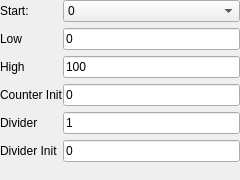
This is ui/patterns/pulsepattern.ui in analogdevicesinc/scopy as Qt 5 draws it before an edit. The edited form follows.
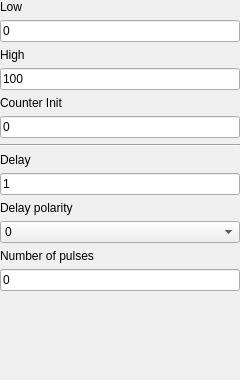
This is the edited form.

What changed in the file:
```diff
--- a/ui/patterns/pulsepattern.ui
+++ b/ui/patterns/pulsepattern.ui
@@ -7,19 +7,13 @@
     <x>0</x>
     <y>0</y>
     <width>240</width>
-    <height>180</height>
+    <height>380</height>
    </rect>
   </property>
   <property name="windowTitle">
    <string>Form</string>
   </property>
-  <layout class="QFormLayout" name="formLayout">
-   <property name="horizontalSpacing">
-    <number>0</number>
-   </property>
-   <property name="verticalSpacing">
-    <number>6</number>
-   </property>
+  <layout class="QVBoxLayout" name="verticalLayout">
    <property name="leftMargin">
     <number>0</number>
    </property>
@@ -32,98 +26,108 @@
    <property name="bottomMargin">
     <number>0</number>
    </property>
-   <item row="0" column="0">
-    <widget class="QLabel" name="label">
-     <property name="text">
-      <string>Start:</string>
-     </property>
-    </widget>
+   <item>
+    <layout class="QVBoxLayout" name="verticalLayout_2"/>
    </item>
-   <item row="0" column="1">
-    <widget class="QComboBox" name="start_CB">
-     <item>
-      <property name="text">
-       <string>0</string>
-      </property>
-     </item>
-     <item>
-      <property name="text">
-       <string>1</string>
-      </property>
-     </item>
-    </widget>
-   </item>
-   <item row="1" column="0">
+   <item>
     <widget class="QLabel" name="label_2">
      <property name="text">
       <string>Low</string>
      </property>
     </widget>
    </item>
-   <item row="2" column="0">
+   <item>
+    <widget class="QLineEdit" name="low_LE">
+     <property name="text">
+      <string>0</string>
+     </property>
+    </widget>
+   </item>
+   <item>
     <widget class="QLabel" name="label_3">
      <property name="text">
       <string>High</string>
      </property>
     </widget>
    </item>
-   <item row="3" column="0">
-    <widget class="QLabel" name="label_4">
-     <property name="text">
-      <string>Counter Init</string>
-     </property>
-    </widget>
-   </item>
-   <item row="4" column="0">
-    <widget class="QLabel" name="label_5">
-     <property name="text">
-      <string>Divider</string>
-     </property>
-    </widget>
-   </item>
-   <item row="5" column="0">
-    <widget class="QLabel" name="label_6">
-     <property name="text">
-      <string>Divider Init</string>
-     </property>
-    </widget>
-   </item>
-   <item row="1" column="1">
-    <widget class="QLineEdit" name="low_LE">
-     <property name="text">
-      <string>0</string>
-     </property>
-    </widget>
-   </item>
-   <item row="2" column="1">
+   <item>
     <widget class="QLineEdit" name="high_LE">
      <property name="text">
       <string>100</string>
      </property>
     </widget>
    </item>
-   <item row="3" column="1">
+   <item>
+    <widget class="QLabel" name="label_4">
+     <property name="text">
+      <string>Counter Init</string>
+     </property>
+    </widget>
+   </item>
+   <item>
     <widget class="QLineEdit" name="counterInit_LE">
      <property name="text">
       <string>0</string>
      </property>
     </widget>
    </item>
-   <item row="5" column="1">
-    <widget class="QLineEdit" name="dividerInit_LE">
+   <item>
+    <widget class="Line" name="line">
+     <property name="orientation">
+      <enum>Qt::Horizontal</enum>
+     </property>
+    </widget>
+   </item>
+   <item>
+    <widget class="QLabel" name="delay_label">
      <property name="text">
-      <string>0</string>
+      <string>Delay</string>
      </property>
     </widget>
    </item>
-   <item row="4" column="1">
-    <widget class="QLineEdit" name="divider_LE">
+   <item>
+    <widget class="QLineEdit" name="delay_LE">
      <property name="text">
       <string>1</string>
      </property>
     </widget>
    </item>
-   <item row="6" column="1">
+   <item>
+    <widget class="QLabel" name="label">
+     <property name="text">
+      <string>Delay polarity</string>
+     </property>
+    </widget>
+   </item>
+   <item>
+    <widget class="QComboBox" name="start_CB">
+     <item>
+      <property name="text">
+       <string>0</string>
+      </property>
+     </item>
+     <item>
+      <property name="text">
+       <string>1</string>
+      </property>
+     </item>
+    </widget>
+   </item>
+   <item>
+    <widget class="QLabel" name="noPulses_label">
+     <property name="text">
+      <string>Number of pulses</string>
+     </property>
+    </widget>
+   </item>
+   <item>
+    <widget class="QLineEdit" name="noPulses_LE">
+     <property name="text">
+      <string>0</string>
+     </property>
+    </widget>
+   </item>
+   <item>
     <spacer name="verticalSpacer">
      <property name="orientation">
       <enum>Qt::Vertical</enum>
```
